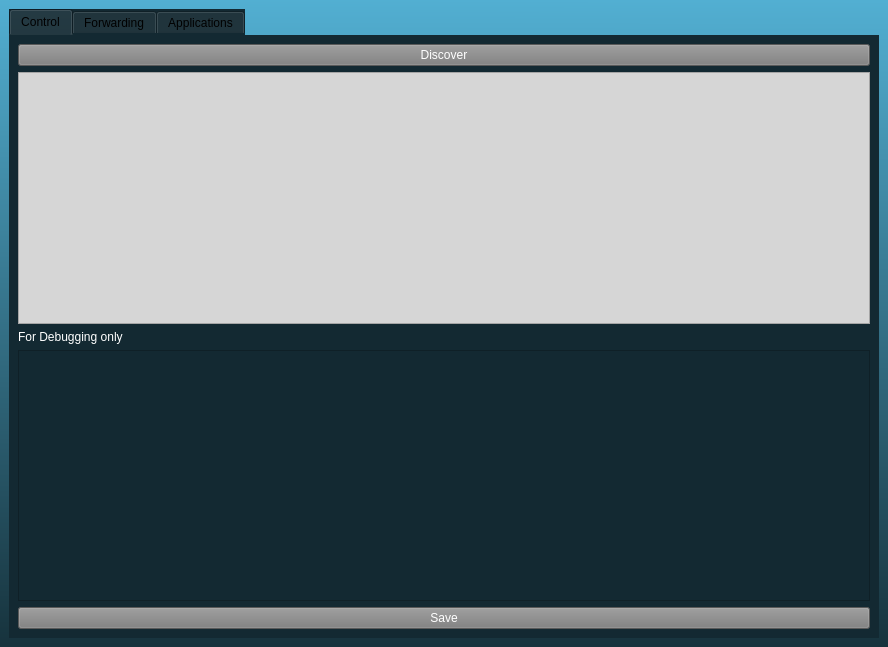
This is SomoServer/gui.ui in p-sanches/somabits as Qt 5 draws it before an edit. The edited form follows.
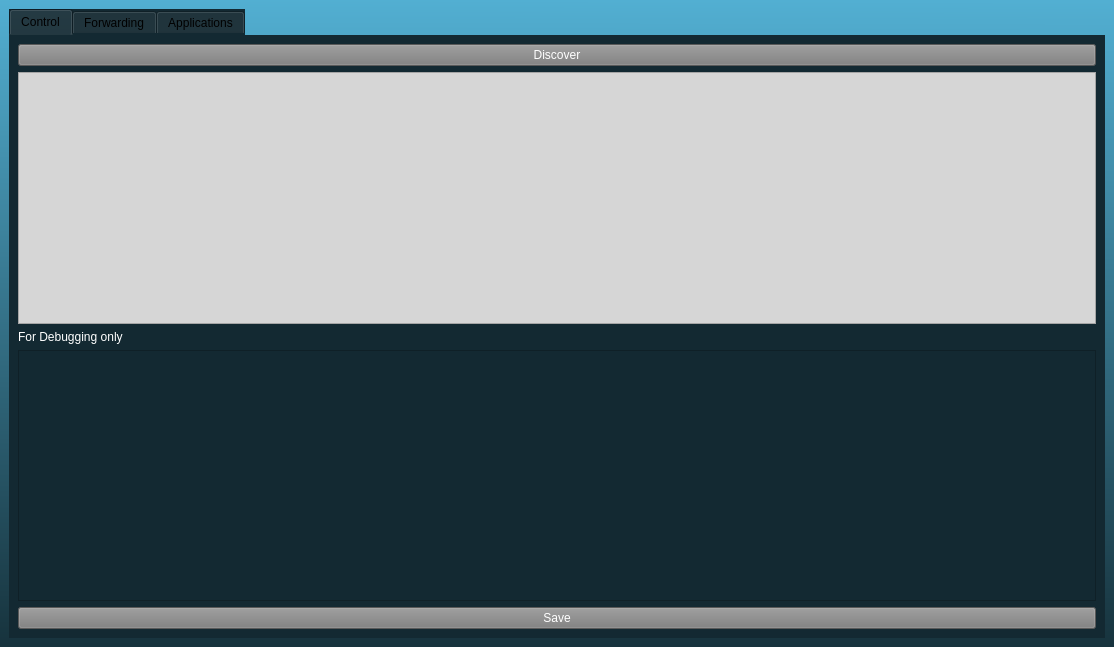
This is the edited form. Icons and pictures are not drawn.

The edit to the form file:
```diff
--- a/SomoServer/gui.ui
+++ b/SomoServer/gui.ui
@@ -6,7 +6,7 @@
    <rect>
     <x>0</x>
     <y>0</y>
-    <width>888</width>
+    <width>1114</width>
     <height>647</height>
    </rect>
   </property>
@@ -70,11 +70,26 @@
         </item>
         <item row="5" column="0">
          <widget class="QTableView" name="tableView">
+          <property name="sizePolicy">
+           <sizepolicy hsizetype="Expanding" vsizetype="Expanding">
+            <horstretch>0</horstretch>
+            <verstretch>0</verstretch>
+           </sizepolicy>
+          </property>
           <property name="styleSheet">
            <string notr="true">background-color: rgb(214, 214, 214);
 font: 9pt &quot;MS Shell Dlg 2&quot;;
 border-color: rgb(0, 0, 0);</string>
           </property>
+          <property name="sizeAdjustPolicy">
+           <enum>QAbstractScrollArea::AdjustToContents</enum>
+          </property>
+          <attribute name="horizontalHeaderDefaultSectionSize">
+           <number>130</number>
+          </attribute>
+          <attribute name="horizontalHeaderMinimumSectionSize">
+           <number>130</number>
+          </attribute>
           <attribute name="horizontalHeaderStretchLastSection">
            <bool>true</bool>
           </attribute>
```
